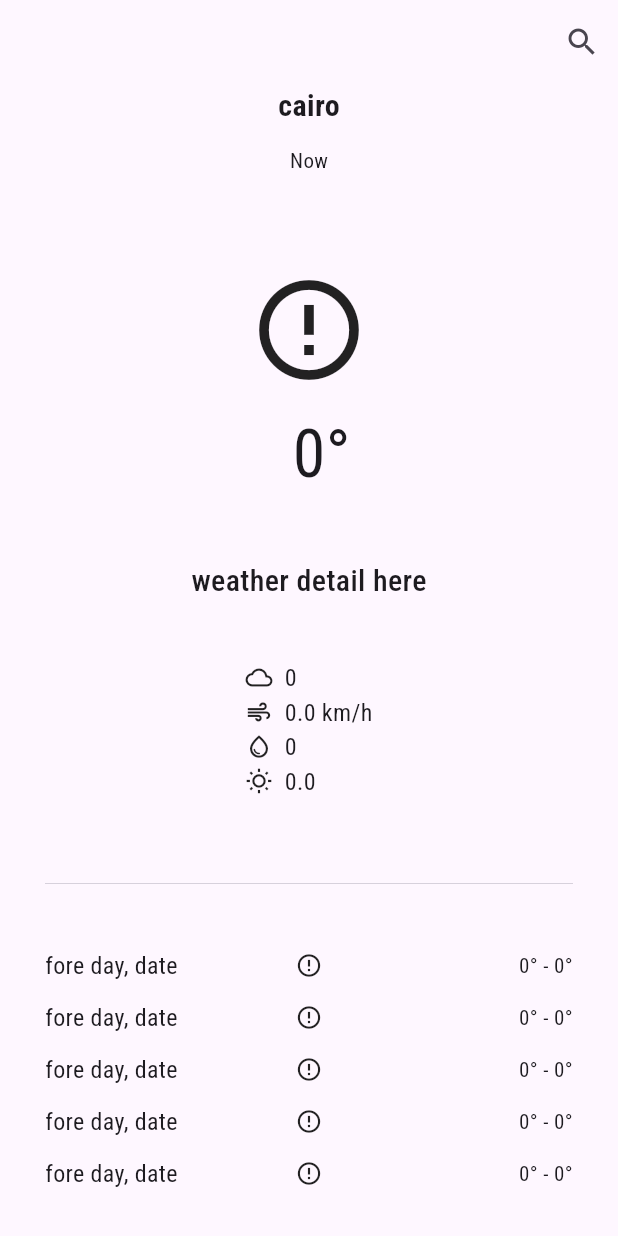
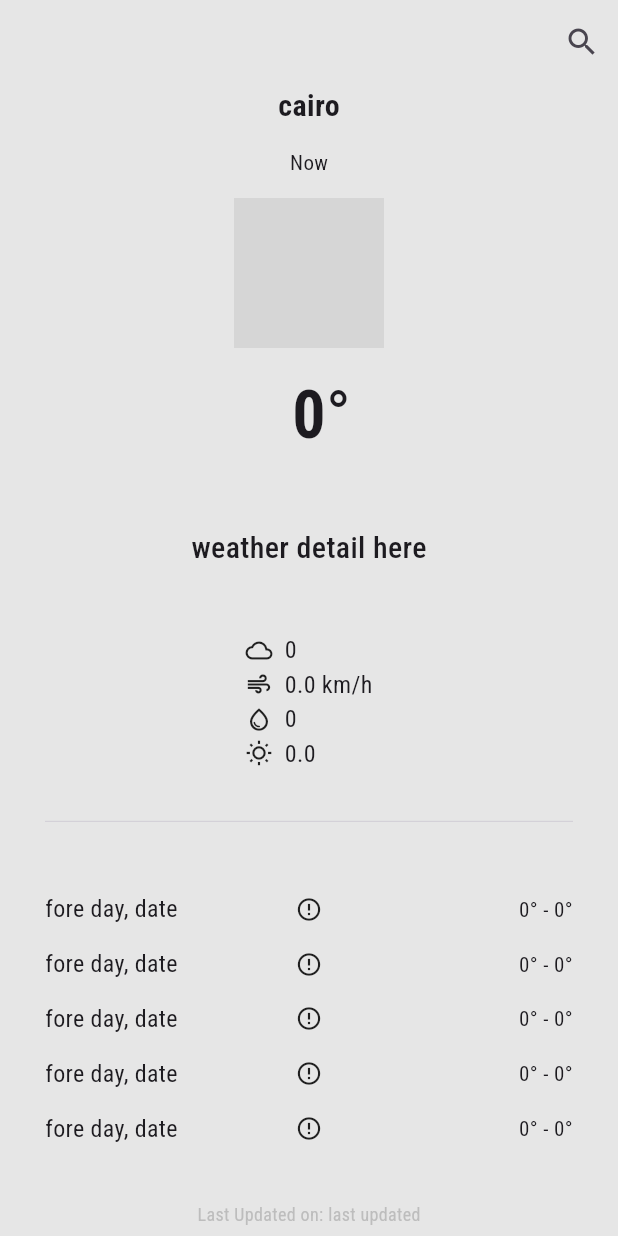
Before and after one commit to MirnaEmbaby/Sky_Mood, a Flutter app: the screen it shows after launch, on a phone screen of 412 x 824 dp. Run offline on Flutter 3.47's test engine with Material 3 defaults, Android fonts, the light colour scheme and no system bars; our stand-ins replace bloc, conditional_builder_null_safety, dio, flutter_bloc; network calls fail; grey boxes are pictures that could not be loaded.

Commit message:
current data done

```diff
--- /dev/null
+++ b/devtools_options.yaml
@@ -0,0 +1 @@
+extensions:
--- a/lib/layout/layout.dart
+++ b/lib/layout/layout.dart
@@ -1,4 +1,4 @@
-import 'package:flutter/cupertino.dart';
+import 'package:conditional_builder_null_safety/conditional_builder_null_safety.dart';
 import 'package:flutter/material.dart';
 import 'package:flutter_bloc/flutter_bloc.dart';
 import 'package:skymood/shared/components/components.dart';
@@ -18,7 +18,9 @@ class AppLayout extends StatelessWidget {
           AppCubit cubit = AppCubit.get(context);
           return SafeArea(
             child: Scaffold(
+              backgroundColor: const Color(0xFFE6E6E6),
               appBar: AppBar(
+                backgroundColor: const Color(0xFFE6E6E6),
                 actions: [
                   IconButton(
                     onPressed: () {},
@@ -26,9 +28,14 @@ class AppLayout extends StatelessWidget {
                   ),
                 ],
               ),
-              body: Padding(
+              body: ConditionalBuilder(
+                condition: state is! AppCurrentWeatherLoadingState,
+                builder: (context) => Padding(
                   padding: const EdgeInsets.only(
-                    bottom: 30.0, left: 30.0, right: 30.0),
+                    left: 30.0,
+                    right: 30.0,
+                    bottom: 6.0,
+                  ),
                   child: Column(
                     mainAxisAlignment: MainAxisAlignment.spaceBetween,
                     children: [
@@ -47,10 +54,9 @@ class AppLayout extends StatelessWidget {
                           fontFamily: 'RobotoCondensed',
                         ),
                       ),
-                    const SizedBox(height: 40.0),
-                    Icon(
-                      cubit.weatherIcon,
-                      size: 80.0,
+                      Image.network(
+                        'https:${cubit.imageUrl}',
+                        height: 100.0,
                       ),
                       Row(
                         mainAxisAlignment: MainAxisAlignment.spaceBetween,
@@ -62,6 +68,7 @@ class AppLayout extends StatelessWidget {
                               style: const TextStyle(
                                 fontSize: 44.0,
                                 fontFamily: 'RobotoCondensed',
+                                fontWeight: FontWeight.bold,
                               ),
                             ),
                           ),
@@ -98,7 +105,7 @@ class AppLayout extends StatelessWidget {
                               '${cubit.humidity}'),
                           detailRow(
                               context, Icons.wb_sunny_outlined, '${cubit.uv}'),
-                        const SizedBox(height: 40.0),
+                          const SizedBox(height: 15.0),
                         ],
                       ),
                       const Divider(height: 10.0, thickness: 0.5),
@@ -108,7 +115,22 @@ class AppLayout extends StatelessWidget {
                       forecastItem(context),
                       forecastItem(context),
                       forecastItem(context),
+                      const SizedBox(height: 10.0),
+                      Text(
+                        'Last Updated on: ${cubit.lastUpdated}',
+                        style: TextStyle(
+                          fontSize: 12.0,
+                          fontFamily: 'RobotoCondensed',
+                          color: Colors.grey[400],
+                        ),
+                      ),
                     ],
+                  ),
+                ),
+                fallback: (context) => const Center(
+                  child: CircularProgressIndicator(
+                    color: Colors.blueGrey,
+                  ),
                 ),
               ),
             ),
--- a/lib/shared/cubit/cubit.dart
+++ b/lib/shared/cubit/cubit.dart
@@ -8,14 +8,17 @@ class AppCubit extends Cubit<AppStates> {
 
   static AppCubit get(context) => BlocProvider.of(context);
 
+  String key = '2b68054a61184b48a0110450242902';
+
   String cityCountry = 'cairo';
-  IconData weatherIcon = Icons.error_outline;
+  String imageUrl = 'link';
   int nowDegree = 00;
   String weatherDetail = 'weather detail here';
   int cloud = 0;
   double windSpeed = 0.0;
   int humidity = 0;
   double uv = 0.0;
+  String lastUpdated = 'last updated';
 
   String forecastDayDate = 'fore day, date';
   IconData forecastIcon = Icons.error_outline;
@@ -26,29 +29,28 @@ class AppCubit extends Cubit<AppStates> {
     emit(AppCurrentWeatherLoadingState());
 
     DioHelper.getData(url: 'v1/current.json', query: {
-      'key': '2b68054a61184b48a0110450242902',
+      'key': key,
       'q': 'egypt',
-      'aqi': 'yes',
+      'aqi': 'no',
     }).then((value) {
+
       var current = value.data['current'];
 
       cityCountry =
           '${value.data['location']['name']}, ${value.data['location']['country']}';
+      imageUrl = current['condition']['icon'];
       nowDegree = current['temp_c'].round();
       weatherDetail = current['condition']['text'];
       cloud = current['cloud'];
       windSpeed = current['wind_kph'];
       humidity = current['humidity'];
       uv = current['uv'];
-      debugPrint(windSpeed.toString());
+      lastUpdated = current['last_updated'];
 
-      debugPrint(nowDegree.toString());
       emit(AppCurrentWeatherSuccessState());
     }).catchError((error) {
       error.toString();
       emit(AppCurrentWeatherErrorState(error.toString()));
     });
   }
-
-
 }
--- a/pubspec.yaml
+++ b/pubspec.yaml
@@ -39,6 +39,7 @@ dependencies:
   flutter_bloc: ^8.1.4
   bloc: ^8.1.3
   dio: ^5.4.1
+  conditional_builder_null_safety: ^0.0.6
 
 dev_dependencies:
   flutter_test:
```
Also changed, not shown: pubspec.lock. Lines whose indentation alone changed are shown as unchanged.
